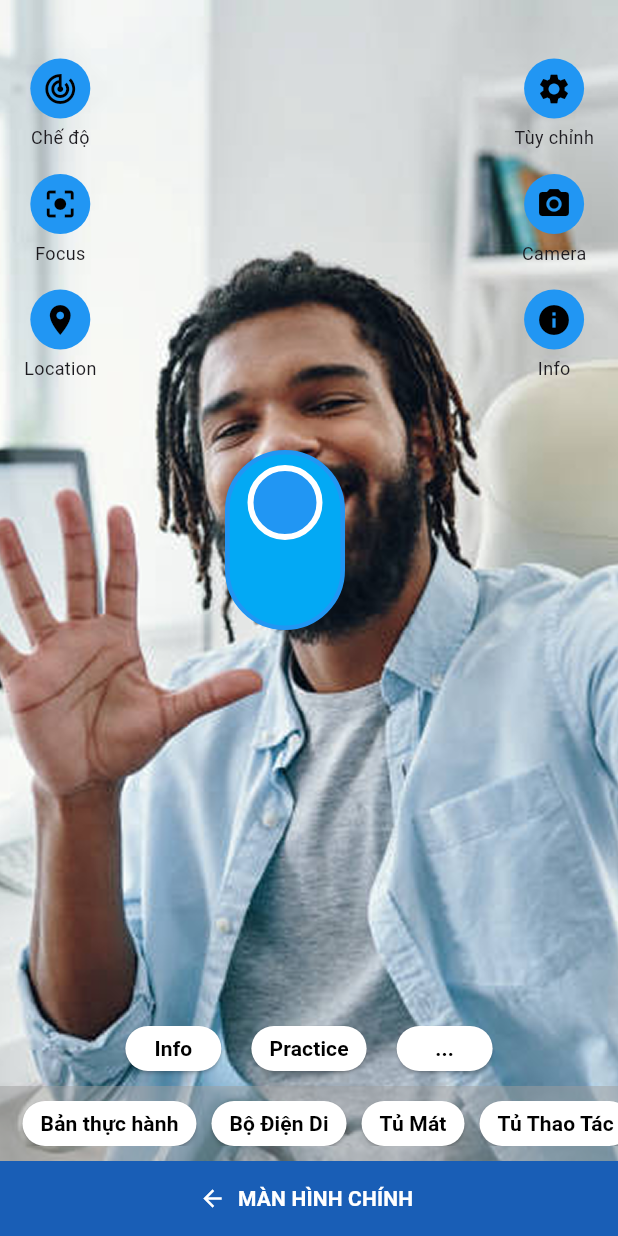
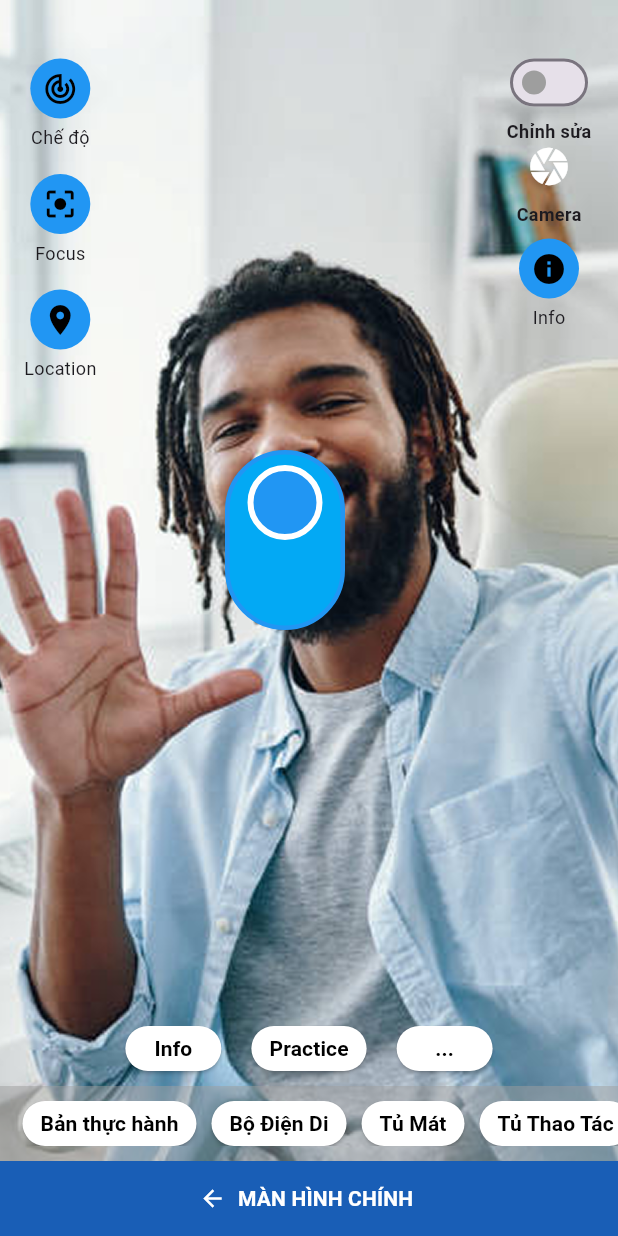
Before and after one commit to Khoa280703/btl_mobile, a Flutter app: the EditPage screen opened directly, on a phone screen of 412 x 824 dp. Run offline on Flutter 3.47's test engine with Material 3 defaults, Android fonts, the light colour scheme and no system bars; our stand-ins replace camera; missing offline and left inert: flutter_joystick.

Commit message:
2 camera

```diff
--- a/lib/views/edit_page.dart
+++ b/lib/views/edit_page.dart
@@ -19,10 +19,10 @@ class EditPage extends StatefulWidget {
 class _EditPageState extends State<EditPage> {
   late CameraController _cameraController;
   bool _isCameraReady = false;
+  bool _isLoading = false; // Flag for loading state
 
   Offset _elementPosition = const Offset(150, 300);
   double _elementScale = 1.0;
-
   double _zoomLevel = 1.0;
   final double _minZoom = 1.0;
   final double _maxZoom = 4.0;
@@ -34,7 +34,6 @@ class _EditPageState extends State<EditPage> {
   bool _isScanning = false;
 
   String _selectedButton = '';
-
   int? selectedCustomButtonIndex;
 
   @override
@@ -45,6 +44,10 @@ class _EditPageState extends State<EditPage> {
   }
 
   Future<void> _initializeCamera() async {
+    setState(() {
+      _isLoading = true; // Set loading to true before starting async operation
+    });
+
     final cameras = await availableCameras();
     _cameraController = CameraController(
       cameras.first,
@@ -56,6 +59,7 @@ class _EditPageState extends State<EditPage> {
 
     setState(() {
       _isCameraReady = true;
+      _isLoading = false;
     });
   }
 
@@ -107,6 +111,34 @@ class _EditPageState extends State<EditPage> {
     });
   }
 
+  Future<void> _toggleCameraMode() async {
+    setState(() {
+      _isLoading = true;
+    });
+
+    if (!_cameraMode) {
+      await _initializeCamera();
+    }
+    setState(() {
+      _cameraMode = !_cameraMode;
+      _isLoading = false;
+    });
+  }
+
+  Future<void> _toggleScanningMode() async {
+    setState(() {
+      _isLoading = true;
+    });
+
+    if (_isScanning) {
+      await _cameraController.dispose();
+    }
+    setState(() {
+      _isScanning = !_isScanning;
+      _isLoading = false;
+    });
+  }
+
   Widget _buildRoundButton(String label) {
     bool isSelected = _selectedButton == label;
 
@@ -148,8 +180,9 @@ class _EditPageState extends State<EditPage> {
     final screenSize = MediaQuery.of(context).size;
 
     return Scaffold(
-      body: _isCameraReady
-          ? Stack(
+        body: (_isLoading || !_isCameraReady)
+            ? const Center(child: CircularProgressIndicator())
+            : Stack(
                 children: [
                   Positioned(
                     top: 0,
@@ -262,12 +295,8 @@ class _EditPageState extends State<EditPage> {
                                     icon: Icons.track_changes,
                                     label: "Chế độ",
                                     isSelected: selectedCustomButtonIndex == 0,
-                                  onPress: () {
-                                    setState(() {
-                                      _cameraMode = false;
-                                      _isScanning = !_isScanning;
-                                      selectedCustomButtonIndex = 0;
-                                    });
+                                    onPress: () async {
+                                      await _toggleScanningMode();
                                     },
                                   ),
                                   CustomButton(
@@ -295,27 +324,53 @@ class _EditPageState extends State<EditPage> {
                               const Spacer(),
                               Column(
                                 children: [
-                                CustomButton(
-                                  icon: Icons.settings,
-                                  label: "Tùy chỉnh",
-                                  isSelected: selectedCustomButtonIndex == 3,
-                                  onPress: () {
+                                  Column(
+                                    mainAxisAlignment: MainAxisAlignment.start,
+                                    children: [
+                                      const SizedBox(width: 10),
+                                      Switch(
+                                        activeColor: Colors.blue,
+                                        inactiveThumbColor: Colors.grey,
+                                        value: _editMode,
+                                        onChanged: (bool value) {
                                           setState(() {
-                                      _editMode = !_editMode;
-                                      selectedCustomButtonIndex = 3;
+                                            _editMode = value;
+                                            selectedCustomButtonIndex = value ? 3 : -1;
                                           });
                                         },
                                       ),
-                                CustomButton(
-                                  icon: Icons.camera_alt,
-                                  label: "Camera",
-                                  isSelected: selectedCustomButtonIndex == 4,
-                                  onPress: () {
-                                    setState(() {
-                                      _cameraMode = !_cameraMode;
-                                      selectedCustomButtonIndex = 4;
-                                    });
+                                      const Text(
+                                        'Chỉnh sửa',
+                                        style: TextStyle(
+                                          fontWeight: FontWeight.bold,
+                                          fontSize: 12,
+                                        ),
+                                      ),
+                                    ],
+                                  ),
+                                  Column(
+                                    mainAxisAlignment: MainAxisAlignment.start,
+                                    children: [
+                                      const SizedBox(width: 10),
+                                      GestureDetector(
+                                        onTap: () async {
+                                          await _toggleCameraMode();
                                         },
+                                        child: Icon(
+                                          _cameraMode ? Icons.camera_alt : Icons.camera,
+                                          color: _cameraMode ? Colors.blue : Colors.white,
+                                          size: 30,
+                                        ),
+                                      ),
+                                      const SizedBox(height: 8),
+                                      const Text(
+                                        'Camera',
+                                        style: TextStyle(
+                                          fontWeight: FontWeight.bold,
+                                          fontSize: 12,
+                                        ),
+                                      ),
+                                    ],
                                   ),
                                   CustomButton(
                                     icon: Icons.info,
@@ -368,8 +423,6 @@ class _EditPageState extends State<EditPage> {
                       ),
                     )
                 ],
-            )
-          : const Center(child: CircularProgressIndicator()),
-    );
+              ));
   }
 }
```
Lines whose indentation alone changed are shown as unchanged.
